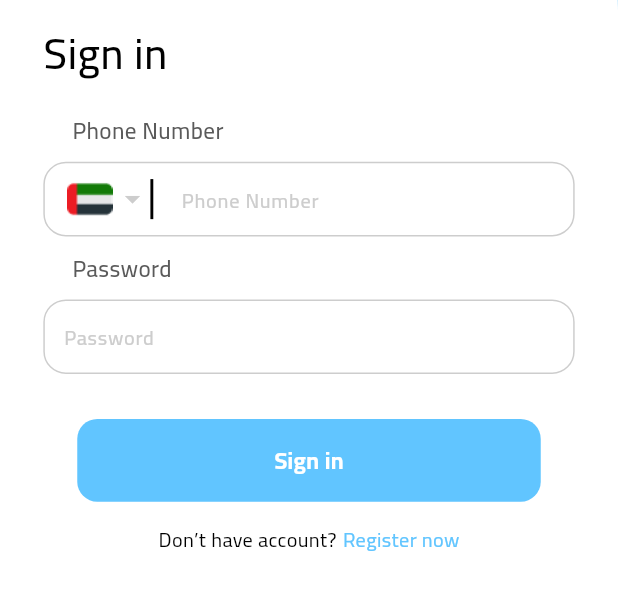
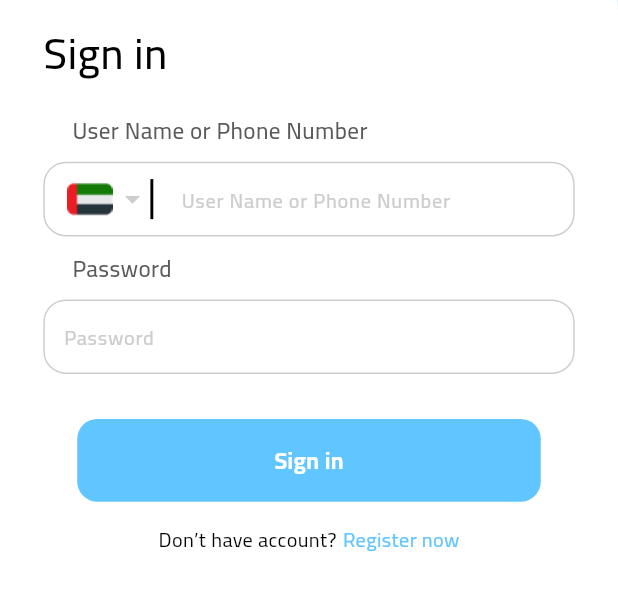
Before and after one commit to AbdallahMohsen22/daily_wash_client, a Flutter app: the LoginPage screen opened by its route, on a phone screen of 412 x 824 dp, the part 212-822 px from its top. Run offline on Flutter 3.47's test engine with Material 3 defaults, Android fonts, the light colour scheme and no system bars; our stand-ins replace auto_size_text, cached_network_image, carousel_slider, conditional_builder_null_safety, curved_navigation_bar, dartz and 32 more; missing offline and left inert: flutter_paypal_payment, flutter_polyline_points, flutter_stripe, new_version_plus; accounts and stored records are empty; network calls fail.

Commit message:
user_name & password

```diff
--- a/assets/translations/ar.json
+++ b/assets/translations/ar.json
@@ -34,7 +34,7 @@
     "userName_is_required": "من فضلك ادخل اسمك",
     "full_name":"الاسم الكامل",
     "phone_number_required":"رقم الهاتف مطلوب",
-    "phone_number":"رقم الهاتف",
+    "phone_number":"رقم الهاتف او اسم المستخدم",
     "password":"كلمة المرور",
     "enter_phone_number":"أدخل رقم الهاتف",
     "save_changes":"حفظ التغييرات",
--- a/assets/translations/en.json
+++ b/assets/translations/en.json
@@ -35,7 +35,7 @@
     "full_name":"Full Name",
     "phone_number_required":"Phone number required",
     "enter_phone_number":"Enter Phone Number",
-    "phone_number":"Phone Number",
+    "phone_number":"User Name or Phone Number",
     "password":"Password",
     "save_changes":"Save Changes",
     "Language":"Language",
--- a/lib/features/login/widget/login_form.dart
+++ b/lib/features/login/widget/login_form.dart
@@ -50,7 +50,7 @@ class _LoginFormState extends State<LoginForm> {
           const Gap(10),
           CustomField(
             filled: true,
-            inputType: TextInputType.number,
+            inputType: TextInputType.emailAddress,
             focusNode: phoneFocusNode,
             nextFocus: password,
             prefix: Align(
```
Also changed, not shown: lib/features/registration/widget/regiistration_form.dart (+19 -1 lines).
